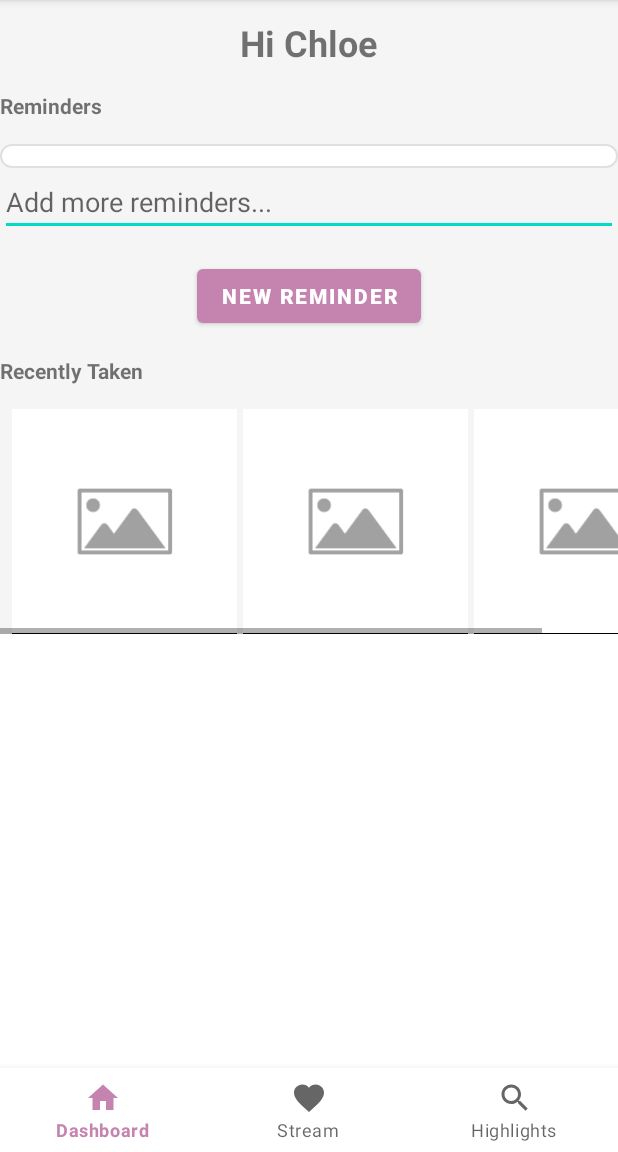
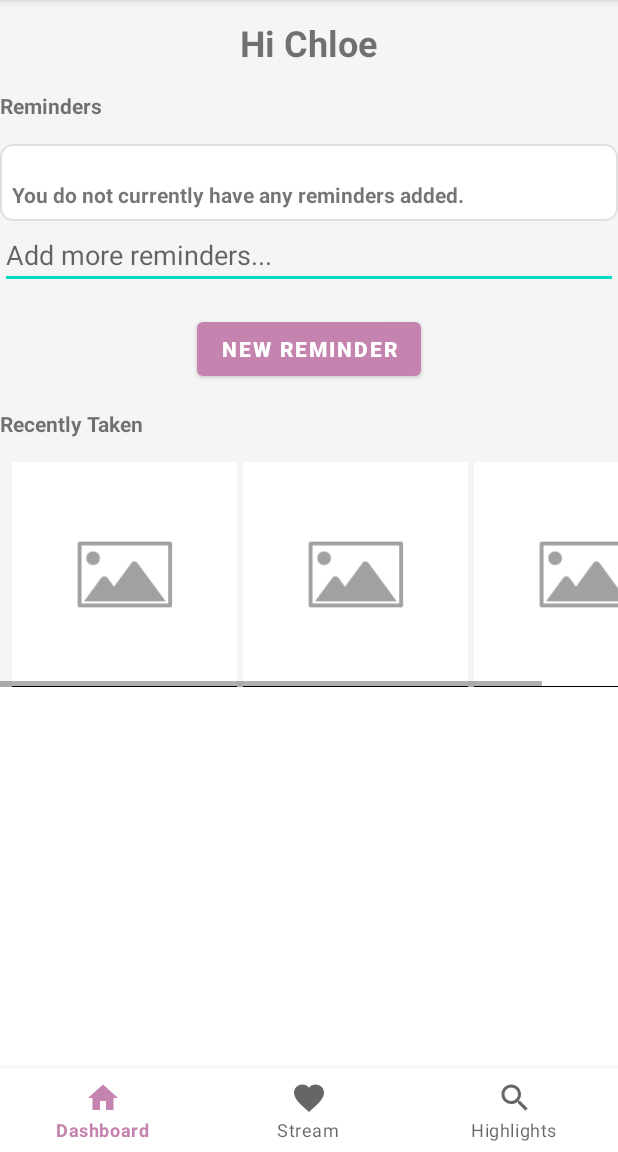
Before and after one commit to WeiWenChai7321/EveeThePetCompanion4, an Android app: the DashboardFragment screen opened directly, with no data from a screen before it, on a phone screen of 412 x 824 dp, the part 84-1236 px from its top. Run offline under Robolectric (Android 15) with nearby library versions, the phone set to English and light mode, and no system bars; 1 statement that could not run was skipped.

Commit message:
Created no reminders text

```diff
--- a/EveeThePetCompanion/src/main/java/ca/sleepdeprived/eveethepetcompanion/DashboardFragment.java
+++ b/EveeThePetCompanion/src/main/java/ca/sleepdeprived/eveethepetcompanion/DashboardFragment.java
@@ -40,7 +40,7 @@ public class DashboardFragment extends Fragment {
     private LinearLayout remindersLayout;
     private EditText editReminderEditText;
     private Set<String> savedReminders;
-
+    private View view;
     @Override
     public void onCreate(Bundle savedInstanceState) {
         super.onCreate(savedInstanceState);
@@ -54,23 +54,49 @@ public class DashboardFragment extends Fragment {
         }
     }
 
-    @Nullable
     @Override
     public View onCreateView(@NonNull LayoutInflater inflater, @Nullable ViewGroup container, @Nullable Bundle savedInstanceState) {
         View view = inflater.inflate(R.layout.fragment_dashboard, container, false);
+        this.view = view;
         remindersLayout = view.findViewById(R.id.reminders_card);
         editReminderEditText = view.findViewById(R.id.edit_text_reminder);
         Button newReminderButton = view.findViewById(R.id.button_new_reminder);
-
+        updateNoRemindersVisibility();
         newReminderButton.setOnClickListener(v -> {
             String reminderText = editReminderEditText.getText().toString().trim();
             if (!TextUtils.isEmpty(reminderText)) {
-                addReminder(reminderText);
+                // Create a new LinearLayout to hold the CheckBox and the EditText
+                LinearLayout reminderLayout = new LinearLayout(requireContext());
+                reminderLayout.setOrientation(LinearLayout.HORIZONTAL);
+                reminderLayout.setLayoutParams(new LinearLayout.LayoutParams(ViewGroup.LayoutParams.MATCH_PARENT, ViewGroup.LayoutParams.WRAP_CONTENT));
+
+                // Create a new CheckBox dynamically and add it to the LinearLayout
+                CheckBox newReminderCheckBox = new CheckBox(requireContext());
+                newReminderCheckBox.setText(reminderText);
+                newReminderCheckBox.setChecked(false);
+                newReminderCheckBox.setOnCheckedChangeListener((buttonView, isChecked) -> {
+                    if (isChecked) {
+                        removeReminderDelayed((CheckBox) buttonView);
+                    }
+                });
+                reminderLayout.addView(newReminderCheckBox);
+
+                // Create a new EditText dynamically and add it to the LinearLayout
+                EditText newReminderEditText = new EditText(requireContext());
+                newReminderEditText.setLayoutParams(new LinearLayout.LayoutParams(0, ViewGroup.LayoutParams.WRAP_CONTENT, 1));
+                newReminderEditText.setText(reminderText);
+                reminderLayout.addView(newReminderEditText);
+                newReminderEditText.setFocusableInTouchMode(true);
+                newReminderEditText.requestFocus();
+
+                // Add the new LinearLayout (containing CheckBox and EditText) to the layout
+                remindersLayout.addView(reminderLayout);
+
+                // Clear the input from the previous EditText
                 editReminderEditText.setText("");
             }
         });
 
-        /*
         // Add reminder when pressing enter on the keyboard
         editReminderEditText.setOnEditorActionListener((v, actionId, event) -> {
             if (actionId == EditorInfo.IME_ACTION_DONE) {
@@ -82,7 +108,7 @@ public class DashboardFragment extends Fragment {
                 }
             }
             return false;
-        });*/
+        });
 
         // Add saved reminders
         addSavedReminders();
@@ -152,4 +178,13 @@ public class DashboardFragment extends Fragment {
         editor.putStringSet(getString(R.string.reminders_key), savedReminders);
         editor.apply();
     }
+
+    private void updateNoRemindersVisibility() {
+        TextView noRemindersTextView = view.findViewById(R.id.text_no_reminders);
+        if (reminderCheckboxes.isEmpty()) {
+            noRemindersTextView.setVisibility(View.VISIBLE);
+        } else {
+            noRemindersTextView.setVisibility(View.GONE);
+        }
+    }
 }
--- a/EveeThePetCompanion/src/main/res/layout/fragment_dashboard.xml
+++ b/EveeThePetCompanion/src/main/res/layout/fragment_dashboard.xml
@@ -36,6 +36,16 @@
             android:padding="@dimen/padding_8">
 
             <!-- Place the reminders here -->
+
+            <TextView
+                android:id="@+id/text_no_reminders"
+                android:layout_width="wrap_content"
+                android:layout_height="wrap_content"
+                android:text="@string/you_do_not_currently_have_any_reminders_added"
+                android:textSize="14sp"
+                android:textStyle="bold"
+                android:layout_marginTop="@dimen/margin_16"
+                android:visibility="gone" />
 
         </LinearLayout>
 
--- a/EveeThePetCompanion/src/main/res/values/strings.xml
+++ b/EveeThePetCompanion/src/main/res/values/strings.xml
@@ -192,5 +192,6 @@
     <string name="feedback_saved_offline">Feedback saved offline</string>
     <string name="no_internet_connection">No internet connection</string>
     <string name="new_reminder_button_text">New Reminder</string>
+    <string name="you_do_not_currently_have_any_reminders_added">You do not currently have any reminders added.</string>
 
 </resources>
```
Also changed, not shown: 1 other file.
